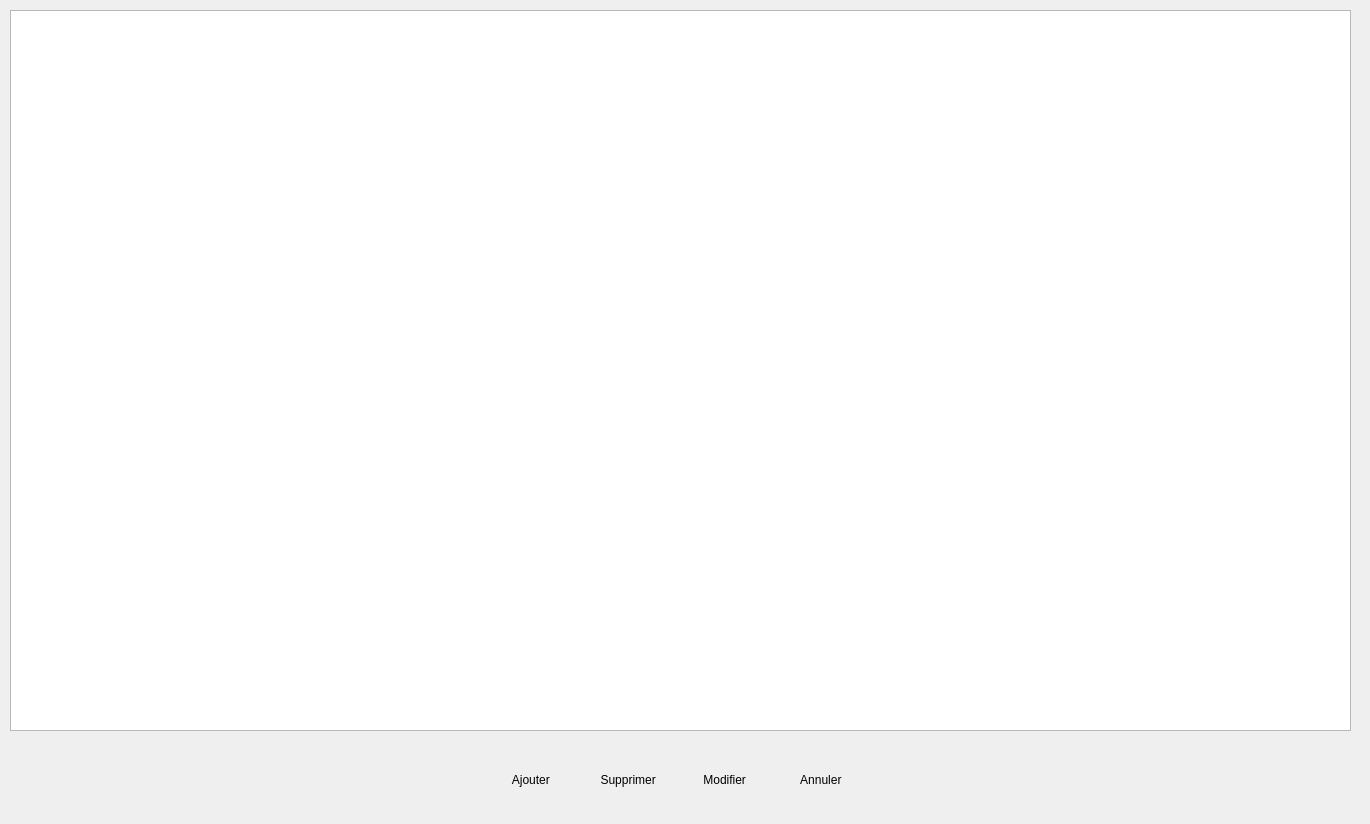
Before: the Qt Designer form sources/Equipments/gearsview.ui in Endo13/BikeEquipmentManager, drawn with Qt 5.
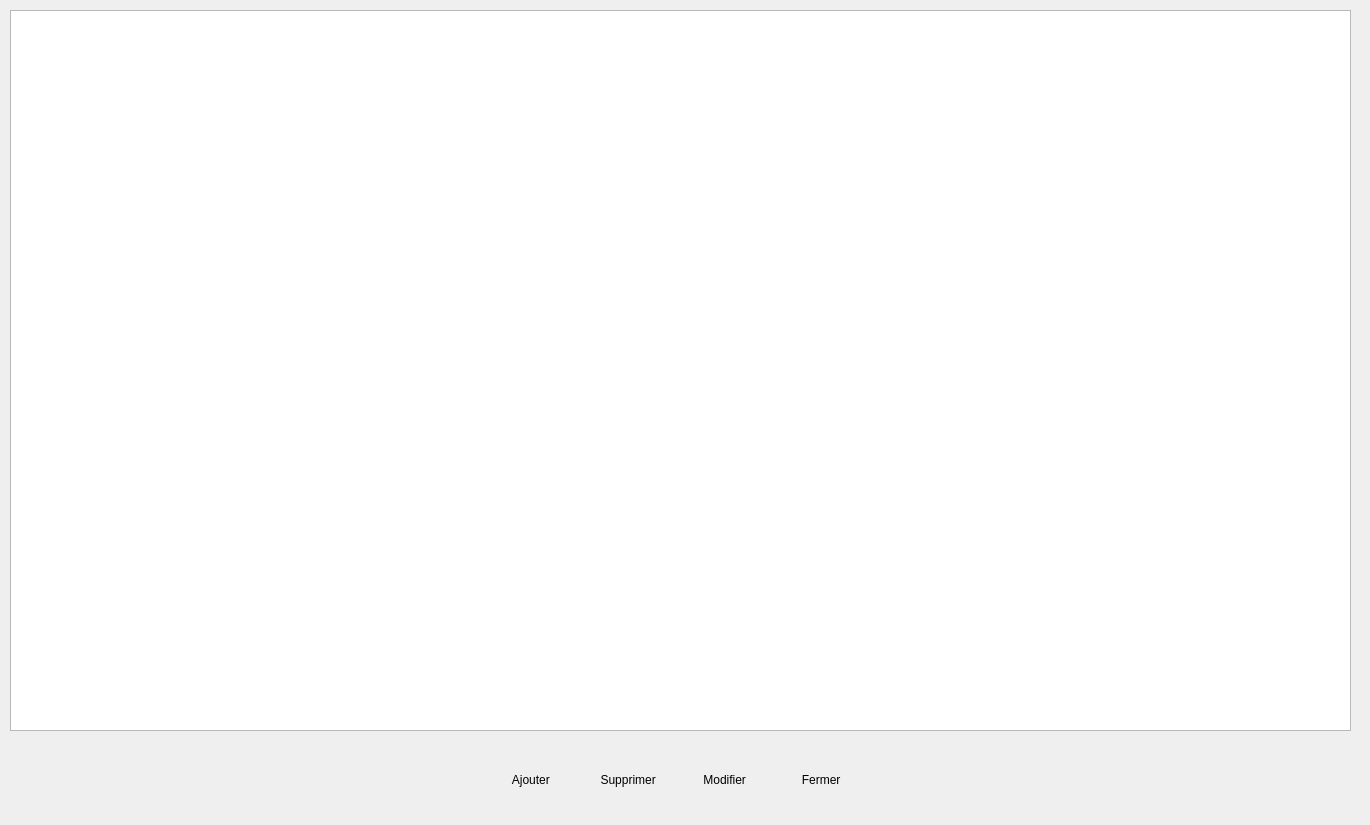
After: the same form once the commit is applied. Icons and pictures are not drawn.

What changed in the file:
```diff
--- a/sources/Equipments/gearsview.ui
+++ b/sources/Equipments/gearsview.ui
@@ -7,9 +7,21 @@
     <x>0</x>
     <y>0</y>
     <width>1370</width>
-    <height>824</height>
+    <height>825</height>
    </rect>
   </property>
+  <property name="minimumSize">
+   <size>
+    <width>1370</width>
+    <height>825</height>
+   </size>
+  </property>
+  <property name="maximumSize">
+   <size>
+    <width>1370</width>
+    <height>825</height>
+   </size>
+  </property>
   <property name="windowTitle">
    <string>Mes équipements</string>
   </property>
@@ -144,7 +156,7 @@
     <item>
      <widget class="QPushButton" name="pbQuit">
       <property name="text">
-       <string> Annuler</string>
+       <string> Fermer</string>
       </property>
       <property name="icon">
        <iconset resource="../ressources/ressources.qrc">
```
